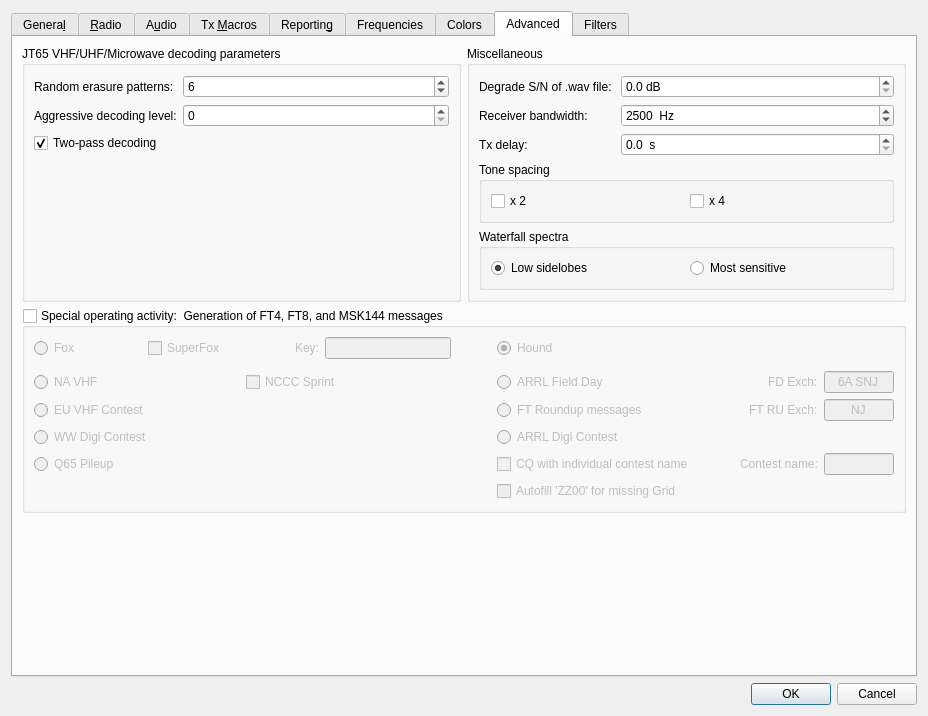
uaro-radio/wsjtx, file Configuration_ohneAlerts.ui: the form before one commit.
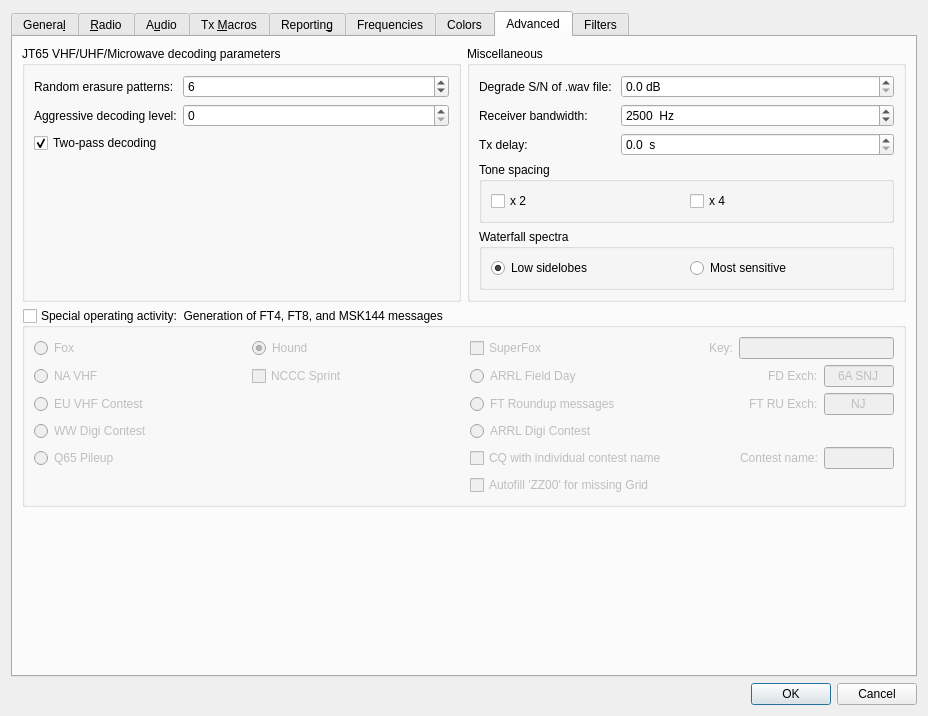
The form after the commit. The open tabs and pages were chosen to show the change. Custom widgets are drawn as their Qt base class.

Commit message: Change the "SuperFox" label to "SuperFox mode".  Add several Tool Tips.

Diff of the .ui file:
```diff
--- a/Configuration_ohneAlerts.ui
+++ b/Configuration_ohneAlerts.ui
@@ -6,10 +6,16 @@
    <rect>
     <x>0</x>
     <y>0</y>
-    <width>902</width>
-    <height>711</height>
+    <width>840</width>
+    <height>660</height>
    </rect>
   </property>
+  <property name="sizePolicy">
+   <sizepolicy hsizetype="Minimum" vsizetype="Preferred">
+    <horstretch>0</horstretch>
+    <verstretch>0</verstretch>
+   </sizepolicy>
+  </property>
   <property name="windowTitle">
    <string>Settings</string>
   </property>
@@ -3103,63 +3109,8 @@
          <property name="checked">
           <bool>false</bool>
          </property>
-         <layout class="QGridLayout" name="gridLayout_15" columnstretch="1,0,0,0,0,0">
-          <item row="2" column="0" colspan="2">
-           <layout class="QHBoxLayout" name="horizontalLayout_15">
-            <item>
-             <widget class="QRadioButton" name="rbNA_VHF_Contest">
-              <property name="sizePolicy">
-               <sizepolicy hsizetype="Minimum" vsizetype="Preferred">
-                <horstretch>0</horstretch>
-                <verstretch>0</verstretch>
-               </sizepolicy>
-              </property>
-              <property name="toolTip">
-               <string>&lt;html&gt;&lt;head/&gt;&lt;body&gt;&lt;p&gt;North American VHF/UHF/Microwave contests and others in which a 4-character grid locator is the required exchange.&lt;/p&gt;&lt;/body&gt;&lt;/html&gt;</string>
-              </property>
-              <property name="accessibleName">
-               <string>NA VHF Contest</string>
-              </property>
-              <property name="text">
-               <string>NA VHF</string>
-              </property>
-              <attribute name="buttonGroup">
-               <string notr="true">special_op_activity_button_group</string>
-              </attribute>
-             </widget>
-            </item>
-            <item>
-             <widget class="QCheckBox" name="cb_NCCC_Sprint">
-              <property name="toolTip">
-               <string>&lt;html&gt;&lt;head/&gt;&lt;body&gt;&lt;p&gt;Toggle the NCCC Sprint FT4 short message protocol On/Off.&lt;/p&gt;&lt;/body&gt;&lt;/html&gt;</string>
-              </property>
-              <property name="text">
-               <string>NCCC Sprint</string>
-              </property>
-             </widget>
-            </item>
-           </layout>
-          </item>
-          <item row="5" column="0">
-           <widget class="QRadioButton" name="rbQ65pileup">
-            <property name="minimumSize">
-             <size>
-              <width>0</width>
-              <height>18</height>
-             </size>
-            </property>
-            <property name="toolTip">
-             <string>&lt;html&gt;&lt;head/&gt;&lt;body&gt;&lt;p&gt;Exchange 4-character locator instead of signal report.  Provides q3-level sensitivities for the DX operator.  Especially useful for 6m EME DXpeditions.&lt;/p&gt;&lt;/body&gt;&lt;/html&gt;</string>
-            </property>
-            <property name="text">
-             <string>Q65 Pileup</string>
-            </property>
-            <attribute name="buttonGroup">
-             <string notr="true">special_op_activity_button_group</string>
-            </attribute>
-           </widget>
-          </item>
-          <item row="5" column="5">
+         <layout class="QGridLayout" name="gridLayout_15" columnstretch="1,1,0,2">
+          <item row="4" column="3">
            <layout class="QHBoxLayout" name="horizontalLayout_24">
             <item>
              <widget class="QCheckBox" name="cbContestName">
@@ -3220,7 +3171,125 @@
             </item>
            </layout>
           </item>
+          <item row="1" column="1">
+           <widget class="QCheckBox" name="cb_NCCC_Sprint">
+            <property name="toolTip">
+             <string>&lt;html&gt;&lt;head/&gt;&lt;body&gt;&lt;p&gt;Toggle the NCCC Sprint FT4 short message protocol On/Off.&lt;/p&gt;&lt;/body&gt;&lt;/html&gt;</string>
+            </property>
+            <property name="text">
+             <string>NCCC Sprint</string>
+            </property>
+           </widget>
+          </item>
+          <item row="5" column="3">
+           <widget class="QCheckBox" name="cbZZ00">
+            <property name="toolTip">
+             <string>&lt;html&gt;&lt;head/&gt;&lt;body&gt;&lt;p&gt;Autofill 'ZZ00' in the logbook if the other station doesn't send you a grid.&lt;/p&gt;&lt;/body&gt;&lt;/html&gt;</string>
+            </property>
+            <property name="text">
+             <string>Autofill 'ZZ00' for missing Grid</string>
+            </property>
+           </widget>
+          </item>
           <item row="4" column="0">
+           <widget class="QRadioButton" name="rbQ65pileup">
+            <property name="minimumSize">
+             <size>
+              <width>0</width>
+              <height>18</height>
+             </size>
+            </property>
+            <property name="toolTip">
+             <string>&lt;html&gt;&lt;head/&gt;&lt;body&gt;&lt;p&gt;Exchange 4-character locator instead of signal report.  Provides q3-level sensitivities for the DX operator.  Especially useful for 6m EME DXpeditions.&lt;/p&gt;&lt;/body&gt;&lt;/html&gt;</string>
+            </property>
+            <property name="text">
+             <string>Q65 Pileup</string>
+            </property>
+            <attribute name="buttonGroup">
+             <string notr="true">special_op_activity_button_group</string>
+            </attribute>
+           </widget>
+          </item>
+          <item row="0" column="3">
+           <layout class="QHBoxLayout" name="foxLayout_23" stretch="0,1,0,1">
+            <item>
+             <widget class="QCheckBox" name="cbSuperFox">
+              <property name="text">
+               <string>SuperFox</string>
+              </property>
+             </widget>
+            </item>
+            <item>
+             <spacer name="horizontalSpacer_16">
+              <property name="orientation">
+               <enum>Qt::Horizontal</enum>
+              </property>
+              <property name="sizeHint" stdset="0">
+               <size>
+                <width>40</width>
+                <height>20</height>
+               </size>
+              </property>
+             </spacer>
+            </item>
+            <item>
+             <widget class="QLabel" name="sfkey_label">
+              <property name="text">
+               <string>Key:</string>
+              </property>
+             </widget>
+            </item>
+            <item>
+             <widget class="QLineEdit" name="FoxKey">
+              <property name="minimumSize">
+               <size>
+                <width>70</width>
+                <height>0</height>
+               </size>
+              </property>
+              <property name="alignment">
+               <set>Qt::AlignCenter</set>
+              </property>
+             </widget>
+            </item>
+           </layout>
+          </item>
+          <item row="1" column="0">
+           <widget class="QRadioButton" name="rbNA_VHF_Contest">
+            <property name="sizePolicy">
+             <sizepolicy hsizetype="Minimum" vsizetype="Preferred">
+              <horstretch>0</horstretch>
+              <verstretch>0</verstretch>
+             </sizepolicy>
+            </property>
+            <property name="toolTip">
+             <string>&lt;html&gt;&lt;head/&gt;&lt;body&gt;&lt;p&gt;North American VHF/UHF/Microwave contests and others in which a 4-character grid locator is the required exchange.&lt;/p&gt;&lt;/body&gt;&lt;/html&gt;</string>
+            </property>
+            <property name="accessibleName">
+             <string>NA VHF Contest</string>
+            </property>
+            <property name="text">
+             <string>NA VHF</string>
+            </property>
+            <attribute name="buttonGroup">
+             <string notr="true">special_op_activity_button_group</string>
+            </attribute>
+           </widget>
+          </item>
+          <item row="3" column="3">
+           <widget class="QRadioButton" name="rbARRL_Digi">
+            <property name="toolTip">
+             <string>&lt;html&gt;&lt;head/&gt;&lt;body&gt;&lt;p&gt;ARRL International Digital Contest&lt;/p&gt;&lt;/body&gt;&lt;/html&gt;</string>
+            </property>
+            <property name="text">
+             <string>ARRL Digi Contest</string>
+            </property>
+            <attribute name="buttonGroup">
+             <string notr="true">special_op_activity_button_group</string>
+            </attribute>
+           </widget>
+          </item>
+          <item row="3" column="0">
            <widget class="QRadioButton" name="rbWW_DIGI">
             <property name="minimumSize">
              <size>
@@ -3242,121 +3311,7 @@
             </attribute>
            </widget>
           </item>
-          <item row="3" column="5">
-           <layout class="QHBoxLayout" name="horizontalLayout_18" stretch="2,1,1">
-            <item>
-             <widget class="QRadioButton" name="rbRTTY_Roundup">
-              <property name="toolTip">
-               <string>&lt;html&gt;&lt;head/&gt;&lt;body&gt;&lt;p&gt;FT Roundup and similar contests. Exchange is US state, Canadian province, or &amp;quot;DX&amp;quot;.&lt;/p&gt;&lt;/body&gt;&lt;/html&gt;</string>
-              </property>
-              <property name="accessibleName">
-               <string>R T T Y Roundup</string>
-              </property>
-              <property name="text">
-               <string>FT Roundup messages</string>
-              </property>
-              <attribute name="buttonGroup">
-               <string notr="true">special_op_activity_button_group</string>
-              </attribute>
-             </widget>
-            </item>
-            <item>
-             <spacer name="horizontalSpacer_10">
-              <property name="orientation">
-               <enum>Qt::Horizontal</enum>
-              </property>
-              <property name="sizeHint" stdset="0">
-               <size>
-                <width>40</width>
-                <height>20</height>
-               </size>
-              </property>
-             </spacer>
-            </item>
-            <item>
-             <layout class="QFormLayout" name="formLayout_17">
-              <item row="0" column="0">
-               <widget class="QLabel" name="labRTTY">
-                <property name="accessibleName">
-                 <string>RTTY Roundup exchange</string>
-                </property>
-                <property name="text">
-                 <string>FT RU Exch:</string>
-                </property>
-                <property name="buddy">
-                 <cstring>RTTY_Exchange</cstring>
-                </property>
-               </widget>
-              </item>
-              <item row="0" column="1">
-               <widget class="QLineEdit" name="RTTY_Exchange">
-                <property name="minimumSize">
-                 <size>
-                  <width>70</width>
-                  <height>0</height>
-                 </size>
-                </property>
-                <property name="toolTip">
-                 <string>&lt;html&gt;&lt;head/&gt;&lt;body&gt;&lt;p&gt;FT Roundup and similar contests. Exchange is US state, Canadian province, or &amp;quot;DX&amp;quot;.&lt;/p&gt;&lt;/body&gt;&lt;/html&gt;</string>
-                </property>
-                <property name="text">
-                 <string>NJ</string>
-                </property>
-                <property name="alignment">
-                 <set>Qt::AlignCenter</set>
-                </property>
-               </widget>
-              </item>
-             </layout>
-            </item>
-           </layout>
-          </item>
-          <item row="4" column="5">
-           <widget class="QRadioButton" name="rbARRL_Digi">
-            <property name="toolTip">
-             <string>&lt;html&gt;&lt;head/&gt;&lt;body&gt;&lt;p&gt;ARRL International Digital Contest&lt;/p&gt;&lt;/body&gt;&lt;/html&gt;</string>
-            </property>
-            <property name="text">
-             <string>ARRL Digi Contest</string>
-            </property>
-            <attribute name="buttonGroup">
-             <string notr="true">special_op_activity_button_group</string>
-            </attribute>
-           </widget>
-          </item>
-          <item row="3" column="0">
-           <widget class="QRadioButton" name="rbEU_VHF_Contest">
-            <property name="sizePolicy">
-             <sizepolicy hsizetype="Minimum" vsizetype="Preferred">
-              <horstretch>0</horstretch>
-              <verstretch>0</verstretch>
-             </sizepolicy>
-            </property>
-            <property name="toolTip">
-             <string>&lt;html&gt;&lt;head/&gt;&lt;body&gt;&lt;p&gt;European VHF+ contests requiring a signal report, serial number, and 6-character locator.&lt;/p&gt;&lt;/body&gt;&lt;/html&gt;</string>
-            </property>
-            <property name="accessibleName">
-             <string>EU VHF Contest</string>
-            </property>
-            <property name="text">
-             <string>EU VHF Contest</string>
-            </property>
-            <attribute name="buttonGroup">
-             <string notr="true">special_op_activity_button_group</string>
-            </attribute>
-           </widget>
-          </item>
-          <item row="6" column="5">
-           <widget class="QCheckBox" name="cbZZ00">
-            <property name="toolTip">
-             <string>&lt;html&gt;&lt;head/&gt;&lt;body&gt;&lt;p&gt;Autofill 'ZZ00' in the logbook if the other station doesn't send you a grid.&lt;/p&gt;&lt;/body&gt;&lt;/html&gt;</string>
-            </property>
-            <property name="text">
-             <string>Autofill 'ZZ00' for missing Grid</string>
-            </property>
-           </widget>
-          </item>
-          <item row="2" column="5">
+          <item row="1" column="3">
            <layout class="QHBoxLayout" name="horizontalLayout_17" stretch="2,1,1">
             <item>
              <widget class="QRadioButton" name="rbField_Day">
@@ -3425,20 +3380,98 @@
             </item>
            </layout>
           </item>
-          <item row="0" column="3" rowspan="4">
-           <spacer name="horizontalSpacer_11">
-            <property name="orientation">
-             <enum>Qt::Horizontal</enum>
+          <item row="2" column="0">
+           <widget class="QRadioButton" name="rbEU_VHF_Contest">
+            <property name="sizePolicy">
+             <sizepolicy hsizetype="Minimum" vsizetype="Preferred">
+              <horstretch>0</horstretch>
+              <verstretch>0</verstretch>
+             </sizepolicy>
             </property>
-            <property name="sizeHint" stdset="0">
-             <size>
-              <width>40</width>
-              <height>20</height>
-             </size>
+            <property name="toolTip">
+             <string>&lt;html&gt;&lt;head/&gt;&lt;body&gt;&lt;p&gt;European VHF+ contests requiring a signal report, serial number, and 6-character locator.&lt;/p&gt;&lt;/body&gt;&lt;/html&gt;</string>
             </property>
-           </spacer>
+            <property name="accessibleName">
+             <string>EU VHF Contest</string>
+            </property>
+            <property name="text">
+             <string>EU VHF Contest</string>
+            </property>
+            <attribute name="buttonGroup">
+             <string notr="true">special_op_activity_button_group</string>
+            </attribute>
+           </widget>
           </item>
-          <item row="0" column="5">
+          <item row="2" column="3">
+           <layout class="QHBoxLayout" name="horizontalLayout_18" stretch="2,1,1">
+            <item>
+             <widget class="QRadioButton" name="rbRTTY_Roundup">
+              <property name="toolTip">
+               <string>&lt;html&gt;&lt;head/&gt;&lt;body&gt;&lt;p&gt;FT Roundup and similar contests. Exchange is US state, Canadian province, or &amp;quot;DX&amp;quot;.&lt;/p&gt;&lt;/body&gt;&lt;/html&gt;</string>
+              </property>
+              <property name="accessibleName">
+               <string>R T T Y Roundup</string>
+              </property>
+              <property name="text">
+               <string>FT Roundup messages</string>
+              </property>
+              <attribute name="buttonGroup">
+               <string notr="true">special_op_activity_button_group</string>
+              </attribute>
+             </widget>
+            </item>
+            <item>
+             <spacer name="horizontalSpacer_10">
+              <property name="orientation">
+               <enum>Qt::Horizontal</enum>
+              </property>
+              <property name="sizeHint" stdset="0">
+               <size>
+                <width>40</width>
+                <height>20</height>
+               </size>
+              </property>
+             </spacer>
+            </item>
+            <item>
+             <layout class="QFormLayout" name="formLayout_17">
+              <item row="0" column="0">
+               <widget class="QLabel" name="labRTTY">
+                <property name="accessibleName">
+                 <string>RTTY Roundup exchange</string>
+                </property>
+                <property name="text">
+                 <string>FT RU Exch:</string>
+                </property>
+                <property name="buddy">
+                 <cstring>RTTY_Exchange</cstring>
+                </property>
+               </widget>
+              </item>
+              <item row="0" column="1">
+               <widget class="QLineEdit" name="RTTY_Exchange">
+                <property name="minimumSize">
+                 <size>
+                  <width>70</width>
+                  <height>0</height>
+                 </size>
+                </property>
+                <property name="toolTip">
+                 <string>&lt;html&gt;&lt;head/&gt;&lt;body&gt;&lt;p&gt;FT Roundup and similar contests. Exchange is US state, Canadian province, or &amp;quot;DX&amp;quot;.&lt;/p&gt;&lt;/body&gt;&lt;/html&gt;</string>
+                </property>
+                <property name="text">
+                 <string>NJ</string>
+                </property>
+                <property name="alignment">
+                 <set>Qt::AlignCenter</set>
+                </property>
+               </widget>
+              </item>
+             </layout>
+            </item>
+           </layout>
+          </item>
+          <item row="0" column="1">
            <widget class="QRadioButton" name="rbHound">
             <property name="toolTip">
              <string>&lt;html&gt;&lt;head/&gt;&lt;body&gt;&lt;p&gt;FT8 DXpedition mode:  Hound operator calling the DX.&lt;/p&gt;&lt;/body&gt;&lt;/html&gt;</string>
@@ -3457,78 +3490,24 @@
             </attribute>
            </widget>
           </item>
-          <item row="0" column="0" colspan="2">
-           <layout class="QHBoxLayout" name="foxLayout_23" stretch="0,1,0,1,0,2">
-            <item>
-             <widget class="QRadioButton" name="rbFox">
-              <property name="toolTip">
-               <string>&lt;html&gt;&lt;head/&gt;&lt;body&gt;&lt;p&gt;FT8 DXpedition mode:  Fox (DXpedition) operator.&lt;/p&gt;&lt;/body&gt;&lt;/html&gt;</string>
-              </property>
-              <property name="accessibleName">
-               <string>Fox</string>
-              </property>
-              <property name="text">
-               <string>Fox</string>
-              </property>
-              <property name="checked">
-               <bool>false</bool>
-              </property>
-              <attribute name="buttonGroup">
-               <string notr="true">special_op_activity_button_group</string>
-              </attribute>
-             </widget>
-            </item>
-            <item>
-             <spacer name="horizontalSpacer_15">
-              <property name="orientation">
-               <enum>Qt::Horizontal</enum>
-              </property>
-              <property name="sizeHint" stdset="0">
-               <size>
-                <width>5</width>
-                <height>20</height>
-               </size>
-              </property>
-             </spacer>
-            </item>
-            <item>
-             <widget class="QCheckBox" name="cbSuperFox">
-              <property name="text">
-               <string>SuperFox</string>
-              </property>
-             </widget>
-            </item>
-            <item>
-             <spacer name="horizontalSpacer_16">
-              <property name="orientation">
-               <enum>Qt::Horizontal</enum>
-              </property>
-              <property name="sizeHint" stdset="0">
-               <size>
-                <width>5</width>
-                <height>20</height>
-               </size>
-              </property>
-             </spacer>
-            </item>
-            <item>
-             <widget class="QLabel" name="sfkey_label">
-              <property name="text">
-               <string>Key:</string>
-              </property>
-             </widget>
-            </item>
-            <item>
-             <widget class="QLineEdit" name="FoxKey">
-              <property name="minimumSize">
-               <size>
-                <width>50</width>
-                <height>0</height>
-               </size>
-              </property>
-             </widget>
-            </item>
-           </layout>
+          <item row="0" column="0">
+           <widget class="QRadioButton" name="rbFox">
+            <property name="toolTip">
+             <string>&lt;html&gt;&lt;head/&gt;&lt;body&gt;&lt;p&gt;FT8 DXpedition mode:  Fox (DXpedition) operator.&lt;/p&gt;&lt;/body&gt;&lt;/html&gt;</string>
+            </property>
+            <property name="accessibleName">
+             <string>Fox</string>
+            </property>
+            <property name="text">
+             <string>Fox</string>
+            </property>
+            <property name="checked">
+             <bool>false</bool>
+            </property>
+            <attribute name="buttonGroup">
+             <string notr="true">special_op_activity_button_group</string>
+            </attribute>
+           </widget>
           </item>
          </layout>
         </widget>
```
Left out of the diff: 183 changed lines with no effect on the pictures. The commit also changes 2 other files.
